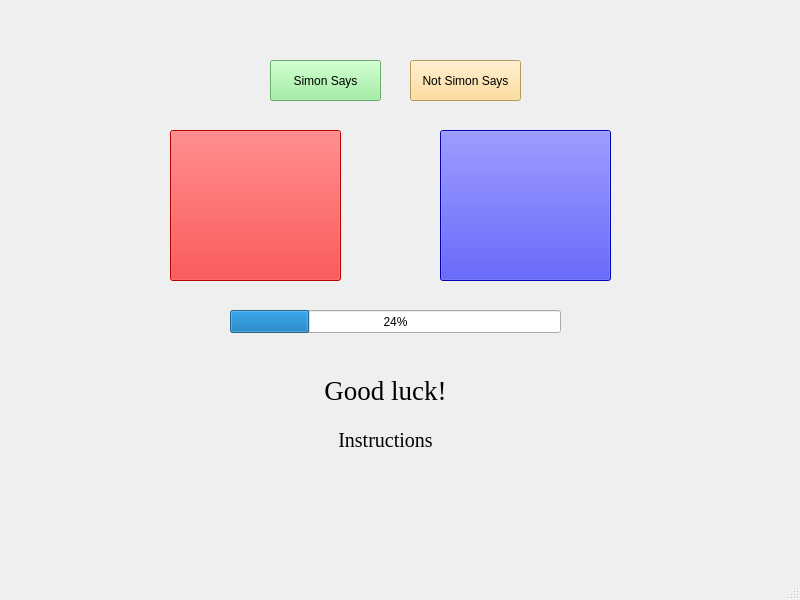
Before: the Qt Designer form mainwindow.ui in andy-hsu69/SimonSays, drawn with Qt 5.
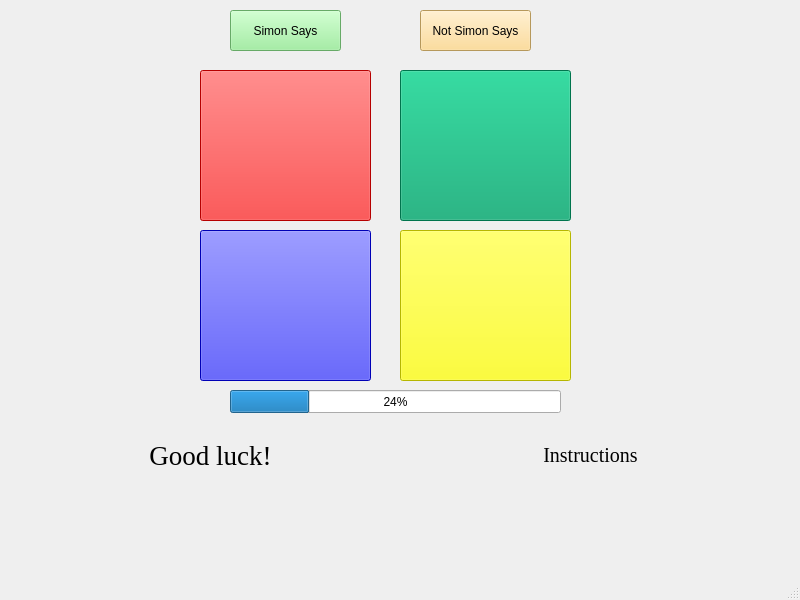
After: the same form once the commit is applied.

Commit message: Added in 4 colors instead of 2!

What changed in the file:
```diff
--- a/mainwindow.ui
+++ b/mainwindow.ui
@@ -17,8 +17,8 @@
    <widget class="QPushButton" name="redButton">
     <property name="geometry">
      <rect>
-      <x>170</x>
-      <y>130</y>
+      <x>200</x>
+      <y>70</y>
       <width>171</width>
       <height>151</height>
      </rect>
@@ -34,8 +34,8 @@
    <widget class="QPushButton" name="startButton">
     <property name="geometry">
      <rect>
-      <x>270</x>
-      <y>60</y>
+      <x>230</x>
+      <y>10</y>
       <width>111</width>
       <height>41</height>
      </rect>
@@ -50,8 +50,8 @@
    <widget class="QPushButton" name="uniqueButton">
     <property name="geometry">
      <rect>
-      <x>410</x>
-      <y>60</y>
+      <x>420</x>
+      <y>10</y>
       <width>111</width>
       <height>41</height>
      </rect>
@@ -66,8 +66,8 @@
    <widget class="QPushButton" name="blueButton">
     <property name="geometry">
      <rect>
-      <x>440</x>
-      <y>130</y>
+      <x>200</x>
+      <y>230</y>
       <width>171</width>
       <height>151</height>
      </rect>
@@ -84,7 +84,7 @@
     <property name="geometry">
      <rect>
       <x>230</x>
-      <y>310</y>
+      <y>390</y>
       <width>331</width>
       <height>23</height>
      </rect>
@@ -96,10 +96,10 @@
    <widget class="QLabel" name="WinMessage">
     <property name="geometry">
      <rect>
-      <x>150</x>
-      <y>350</y>
-      <width>471</width>
-      <height>81</height>
+      <x>20</x>
+      <y>430</y>
+      <width>381</width>
+      <height>51</height>
      </rect>
     </property>
     <property name="font">
@@ -121,10 +121,10 @@
    <widget class="QLabel" name="InstructMessage">
     <property name="geometry">
      <rect>
-      <x>150</x>
-      <y>400</y>
-      <width>471</width>
-      <height>81</height>
+      <x>390</x>
+      <y>430</y>
+      <width>401</width>
+      <height>51</height>
      </rect>
     </property>
     <property name="font">
@@ -143,6 +143,40 @@
      <set>Qt::AlignCenter</set>
     </property>
    </widget>
+   <widget class="QPushButton" name="greenButton">
+    <property name="geometry">
+     <rect>
+      <x>400</x>
+      <y>70</y>
+      <width>171</width>
+      <height>151</height>
+     </rect>
+    </property>
+    <property name="styleSheet">
+     <string notr="true">QPushButton {background-color: rgb(0, 163, 108);}
+QPushButton:Pressed {background-color: rgb(144, 238, 144);}</string>
+    </property>
+    <property name="text">
+     <string/>
+    </property>
+   </widget>
+   <widget class="QPushButton" name="yellowButton">
+    <property name="geometry">
+     <rect>
+      <x>400</x>
+      <y>230</y>
+      <width>171</width>
+      <height>151</height>
+     </rect>
+    </property>
+    <property name="styleSheet">
+     <string notr="true">QPushButton {background-color: yellow;} 
+QPushButton:Pressed {background-color: rgb(255, 255, 237);}</string>
+    </property>
+    <property name="text">
+     <string/>
+    </property>
+   </widget>
   </widget>
   <widget class="QMenuBar" name="menubar">
    <property name="geometry">
```
The commit also changes 4 other files.
